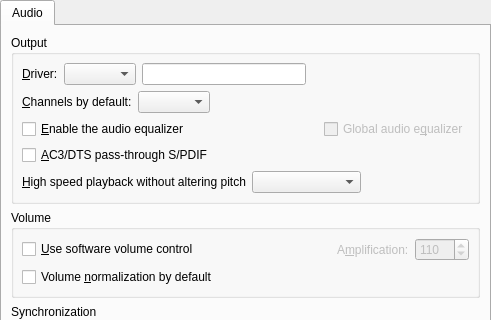
Qt form src/gui/pref/audio.ui (wilbert2000/wzplayer) before a commit; both pictures show x 0 to 491 and y 0 to 320 of the 491 by 554 pixel window.
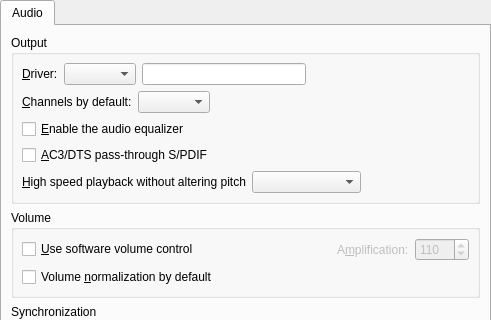
The same form after that commit. Custom widgets are drawn as their Qt base class.

Commit message: Moved option "Global audio equalizer" from audio to General section

Diff of the .ui file:
```diff
--- a/src/gui/pref/audio.ui
+++ b/src/gui/pref/audio.ui
@@ -140,16 +140,6 @@
               </property>
              </spacer>
             </item>
-            <item>
-             <widget class="QCheckBox" name="global_audio_equalizer_check">
-              <property name="enabled">
-               <bool>false</bool>
-              </property>
-              <property name="text">
-               <string>Global audio e&amp;qualizer</string>
-              </property>
-             </widget>
-            </item>
            </layout>
           </item>
           <item>
```
Left out of the diff: 17 changed lines with no effect on the pictures. The commit also changes 3 other files.
